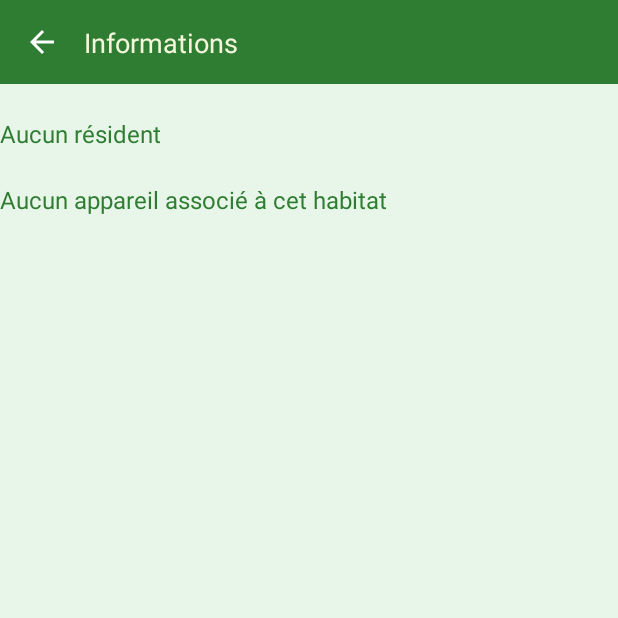
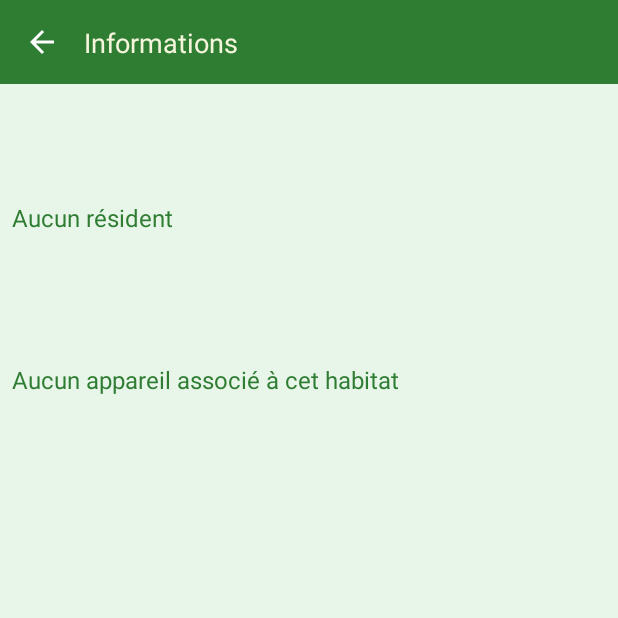
Before and after one commit to FlorianKP/Projet_Dev_Mobile, an Android app: the HabitatDetailActivity screen opened directly, with no data from a screen before it, on a phone screen of 412 x 824 dp, the top half of it. Run offline under Robolectric (Android 15) with nearby library versions, the phone set to English and light mode, and no system bars; libraries missing offline, so code that uses them is left out: com.koushikdutta.async, com.koushikdutta.ion; pictures from the network do not load; 4 statements that could not run were skipped.

Commit message:
changement png, et front des détails

```diff
--- a/app/src/main/java/iut/dam/projet_dev_mobile/RegisterActivity.java
+++ b/app/src/main/java/iut/dam/projet_dev_mobile/RegisterActivity.java
@@ -23,7 +23,7 @@ import com.koushikdutta.async.future.FutureCallback;
 import com.koushikdutta.ion.Ion;
 
 public class RegisterActivity extends AppCompatActivity {
-    private static final String LOGIN_URL = "http://192.168.1.48/powerhome/register.php";
+    private static final String LOGIN_URL = "http://192.168.1.140/powerhome/register.php";
 
     @Override
     protected void onCreate(Bundle savedInstanceState) {
--- a/app/src/main/res/layout/activity_habitat_detail.xml
+++ b/app/src/main/res/layout/activity_habitat_detail.xml
@@ -43,6 +43,8 @@
         android:layout_height="wrap_content"
         android:textColor="@color/eco_green_dark"
         android:textSize="16sp"
+        android:layout_marginBottom="16dp"
+        android:padding="8dp"
         >
     </TextView>
     <TextView
@@ -51,6 +53,9 @@
         android:layout_height="wrap_content"
         android:textColor="@color/eco_green_dark"
         android:textSize="16sp"
+        android:layout_marginTop="16dp"
+        android:layout_marginBottom="16dp"
+        android:padding="8dp"
         >
     </TextView>
     <TextView
@@ -59,6 +64,8 @@
         android:layout_height="wrap_content"
         android:textColor="@color/eco_green_dark"
         android:textSize="16sp"
+        android:layout_marginBottom="16dp"
+        android:padding="8dp"
         >
     </TextView>
     <TextView
@@ -66,7 +73,9 @@
         android:layout_width="match_parent"
         android:layout_height="wrap_content"
         android:textColor="@color/eco_green_dark"
-        android:textSize="16sp">
+        android:textSize="16sp"
+        android:layout_marginBottom="16dp"
+        android:padding="8dp">
     </TextView>
 
 </LinearLayout>
```
Also changed, not shown: app/src/main/java/iut/dam/projet_dev_mobile/FirstFragment.java (deleted, +0 -64 lines), app/src/main/res/layout/fragment_first.xml (deleted, +0 -14 lines), app/src/main/res/layout/nav_header.xml (deleted, +0 -8 lines), app/src/main/res/drawable/aspirateur.png, app/src/main/res/drawable/fer_a_repasser.png, app/src/main/res/drawable/machine_a_laver.png.
